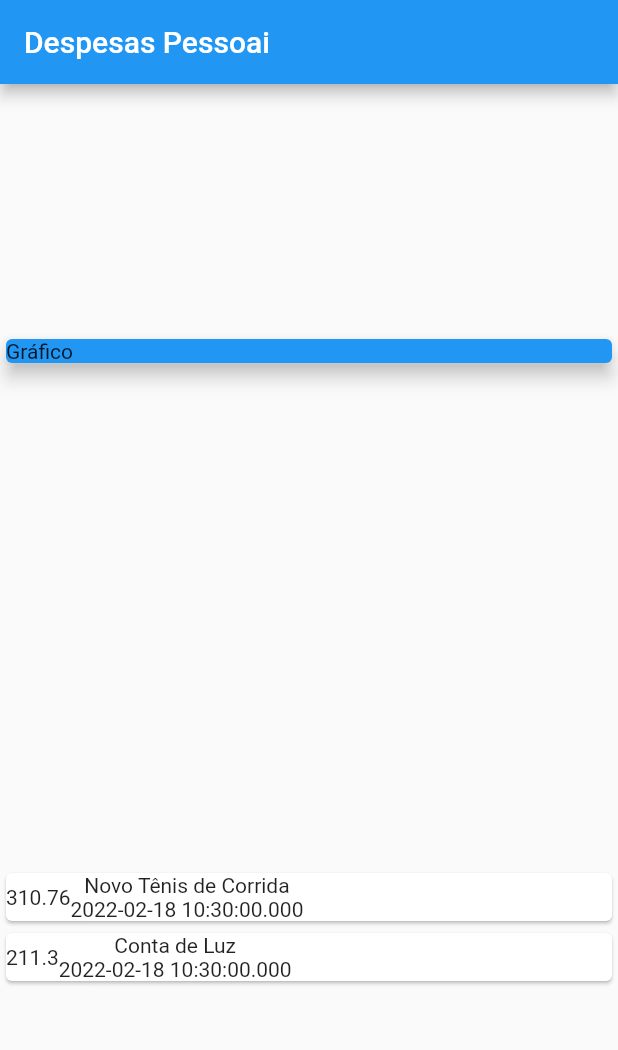
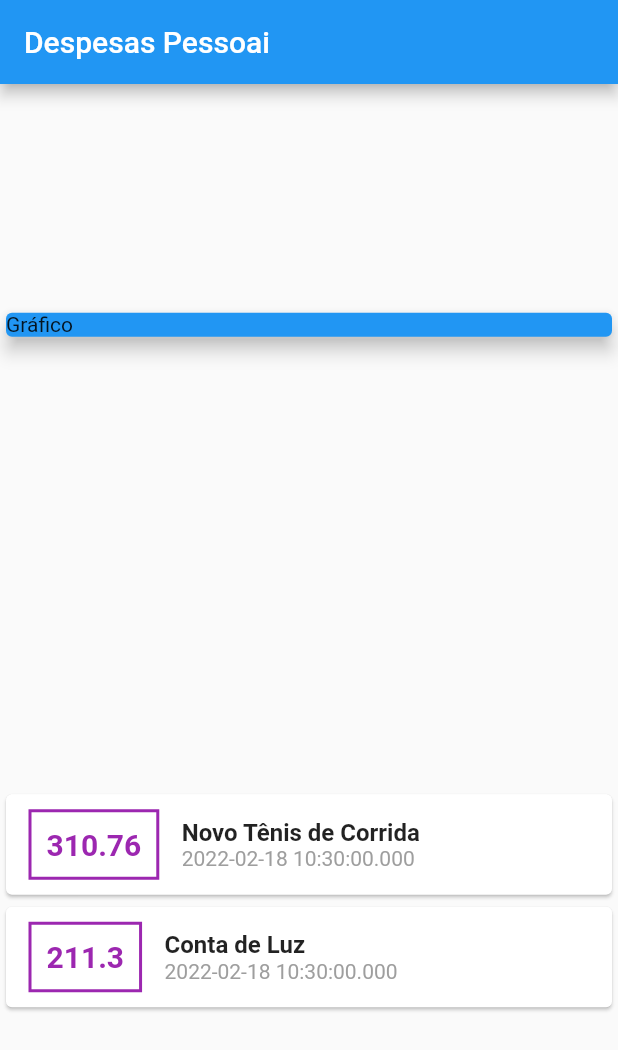
Before and after one commit to xaviermarianne/expenses, a Flutter app: the screen it shows after launch, on a phone screen of 412 x 824 dp. Shown: the top 1050 px of the screen. Run offline on Flutter 3.47's test engine with Material 2 defaults, Android fonts, the phone set to English and light mode, and no system bars.

Commit message:
aplicando estilo

```diff
--- a/lib/main.dart
+++ b/lib/main.dart
@@ -53,14 +53,42 @@ class MyHomePage extends StatelessWidget {
               child: Row (
                 children: <Widget>[
                   Container(
+                    margin: EdgeInsets.symmetric(
+                      horizontal: 15,
+                      vertical: 10
+                    ),
+                    decoration: BoxDecoration(
+                      border: Border.all(
+                        color: Colors.purple,
+                        width: 2,
+                      )
+                    ),
+                    padding: EdgeInsets.all(10),
                     child: Text(
-                      tr.value.toString()
+                      tr.value.toString(),
+                      style: TextStyle(
+                        fontWeight: FontWeight.bold,
+                        fontSize: 20,
+                        color: Colors.purple,
+                      ),
                     ),
                   ),
                   Column(
+                    crossAxisAlignment: CrossAxisAlignment.start,
                     children: <Widget> [
-                      Text(tr.title),
-                      Text(tr.date.toString()),
+                      Text(
+                        tr.title,
+                        style: TextStyle(
+                          fontSize: 16,
+                          fontWeight: FontWeight.bold,
+                        ),
+                        ),
+                      Text(
+                        tr.date.toString(),
+                        style: TextStyle(
+                          color: Colors.grey,
+                        ),
+                        ),
                     ],
                   )
                 ],
```
